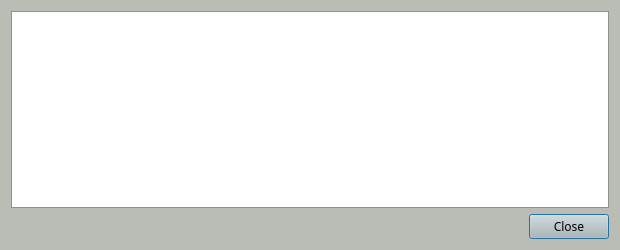
Qt form src/qt/forms/atomnodeconfigdialog.ui (SyndicateCash/SyndicateCash) before a commit.
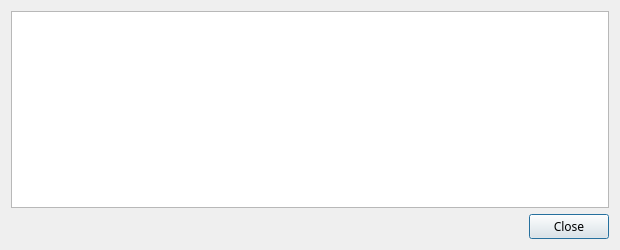
The same form after that commit.

```diff
--- a/src/qt/forms/atomnodeconfigdialog.ui
+++ b/src/qt/forms/atomnodeconfigdialog.ui
@@ -10,421 +10,6 @@
     <height>250</height>
    </rect>
   </property>
-  <property name="palette">
-   <palette>
-    <active>
-     <colorrole role="WindowText">
-      <brush brushstyle="SolidPattern">
-       <color alpha="255">
-        <red>0</red>
-        <green>0</green>
-        <blue>0</blue>
-       </color>
-      </brush>
-     </colorrole>
-     <colorrole role="Button">
-      <brush brushstyle="SolidPattern">
-       <color alpha="255">
-        <red>186</red>
-        <green>189</green>
-        <blue>182</blue>
-       </color>
-      </brush>
-     </colorrole>
-     <colorrole role="Light">
-      <brush brushstyle="SolidPattern">
-       <color alpha="255">
-        <red>255</red>
-        <green>255</green>
-        <blue>255</blue>
-       </color>
-      </brush>
-     </colorrole>
-     <colorrole role="Midlight">
-      <brush brushstyle="SolidPattern">
-       <color alpha="255">
-        <red>220</red>
-        <green>222</green>
-        <blue>218</blue>
-       </color>
-      </brush>
-     </colorrole>
-     <colorrole role="Dark">
-      <brush brushstyle="SolidPattern">
-       <color alpha="255">
-        <red>93</red>
-        <green>94</green>
-        <blue>91</blue>
-       </color>
-      </brush>
-     </colorrole>
-     <colorrole role="Mid">
-      <brush brushstyle="SolidPattern">
-       <color alpha="255">
-        <red>124</red>
-        <green>126</green>
-        <blue>121</blue>
-       </color>
-      </brush>
-     </colorrole>
-     <colorrole role="Text">
-      <brush brushstyle="SolidPattern">
-       <color alpha="255">
-        <red>0</red>
-        <green>0</green>
-        <blue>0</blue>
-       </color>
-      </brush>
-     </colorrole>
-     <colorrole role="BrightText">
-      <brush brushstyle="SolidPattern">
-       <color alpha="255">
-        <red>255</red>
-        <green>255</green>
-        <blue>255</blue>
-       </color>
-      </brush>
-     </colorrole>
-     <colorrole role="ButtonText">
-      <brush brushstyle="SolidPattern">
-       <color alpha="255">
-        <red>0</red>
-        <green>0</green>
-        <blue>0</blue>
-       </color>
-      </brush>
-     </colorrole>
-     <colorrole role="Base">
-      <brush brushstyle="SolidPattern">
-       <color alpha="255">
-        <red>255</red>
-        <green>255</green>
-        <blue>255</blue>
-       </color>
-      </brush>
-     </colorrole>
-     <colorrole role="Window">
-      <brush brushstyle="SolidPattern">
-       <color alpha="255">
-        <red>186</red>
-        <green>189</green>
-        <blue>182</blue>
-       </color>
-      </brush>
-     </colorrole>
-     <colorrole role="Shadow">
-      <brush brushstyle="SolidPattern">
-       <color alpha="255">
-        <red>0</red>
-        <green>0</green>
-        <blue>0</blue>
-       </color>
-      </brush>
-     </colorrole>
-     <colorrole role="AlternateBase">
-      <brush brushstyle="SolidPattern">
-       <color alpha="255">
-        <red>220</red>
-        <green>222</green>
-        <blue>218</blue>
-       </color>
-      </brush>
-     </colorrole>
-     <colorrole role="ToolTipBase">
-      <brush brushstyle="SolidPattern">
-       <color alpha="255">
-        <red>255</red>
-        <green>255</green>
-        <blue>220</blue>
-       </color>
-      </brush>
-     </colorrole>
-     <colorrole role="ToolTipText">
-      <brush brushstyle="SolidPattern">
-       <color alpha="255">
-        <red>0</red>
-        <green>0</green>
-        <blue>0</blue>
-       </color>
-      </brush>
-     </colorrole>
-    </active>
-    <inactive>
-     <colorrole role="WindowText">
-      <brush brushstyle="SolidPattern">
-       <color alpha="255">
-        <red>0</red>
-        <green>0</green>
-        <blue>0</blue>
-       </color>
-      </brush>
-     </colorrole>
-     <colorrole role="Button">
-      <brush brushstyle="SolidPattern">
-       <color alpha="255">
-        <red>186</red>
-        <green>189</green>
-        <blue>182</blue>
-       </color>
-      </brush>
-     </colorrole>
-     <colorrole role="Light">
-      <brush brushstyle="SolidPattern">
-       <color alpha="255">
-        <red>255</red>
-        <green>255</green>
-        <blue>255</blue>
-       </color>
-      </brush>
-     </colorrole>
-     <colorrole role="Midlight">
-      <brush brushstyle="SolidPattern">
-       <color alpha="255">
-        <red>220</red>
-        <green>222</green>
-        <blue>218</blue>
-       </color>
-      </brush>
-     </colorrole>
-     <colorrole role="Dark">
-      <brush brushstyle="SolidPattern">
-       <color alpha="255">
-        <red>93</red>
-        <green>94</green>
-        <blue>91</blue>
-       </color>
-      </brush>
-     </colorrole>
-     <colorrole role="Mid">
-      <brush brushstyle="SolidPattern">
-       <color alpha="255">
-        <red>124</red>
-        <green>126</green>
-        <blue>121</blue>
-       </color>
-      </brush>
-     </colorrole>
-     <colorrole role="Text">
-      <brush brushstyle="SolidPattern">
-       <color alpha="255">
-        <red>0</red>
-        <green>0</green>
-        <blue>0</blue>
-       </color>
-      </brush>
-     </colorrole>
-     <colorrole role="BrightText">
-      <brush brushstyle="SolidPattern">
-       <color alpha="255">
-        <red>255</red>
-        <green>255</green>
-        <blue>255</blue>
-       </color>
-      </brush>
-     </colorrole>
-     <colorrole role="ButtonText">
-      <brush brushstyle="SolidPattern">
-       <color alpha="255">
-        <red>0</red>
-        <green>0</green>
-        <blue>0</blue>
-       </color>
-      </brush>
-     </colorrole>
-     <colorrole role="Base">
-      <brush brushstyle="SolidPattern">
-       <color alpha="255">
-        <red>255</red>
-        <green>255</green>
-        <blue>255</blue>
-       </color>
-      </brush>
-     </colorrole>
-     <colorrole role="Window">
-      <brush brushstyle="SolidPattern">
-       <color alpha="255">
-        <red>186</red>
-        <green>189</green>
-        <blue>182</blue>
-       </color>
-      </brush>
-     </colorrole>
-     <colorrole role="Shadow">
-      <brush brushstyle="SolidPattern">
-       <color alpha="255">
-        <red>0</red>
-        <green>0</green>
-        <blue>0</blue>
-       </color>
-      </brush>
-     </colorrole>
-     <colorrole role="AlternateBase">
-      <brush brushstyle="SolidPattern">
-       <color alpha="255">
-        <red>220</red>
-        <green>222</green>
-        <blue>218</blue>
-       </color>
-      </brush>
-     </colorrole>
-     <colorrole role="ToolTipBase">
-      <brush brushstyle="SolidPattern">
-       <color alpha="255">
-        <red>255</red>
-        <green>255</green>
-        <blue>220</blue>
-       </color>
-      </brush>
-     </colorrole>
-     <colorrole role="ToolTipText">
-      <brush brushstyle="SolidPattern">
-       <color alpha="255">
-        <red>0</red>
-        <green>0</green>
-        <blue>0</blue>
-       </color>
-      </brush>
-     </colorrole>
-    </inactive>
-    <disabled>
-     <colorrole role="WindowText">
-      <brush brushstyle="SolidPattern">
-       <color alpha="255">
-        <red>93</red>
-        <green>94</green>
-        <blue>91</blue>
-       </color>
-      </brush>
-     </colorrole>
-     <colorrole role="Button">
-      <brush brushstyle="SolidPattern">
-       <color alpha="255">
-        <red>186</red>
-        <green>189</green>
-        <blue>182</blue>
-       </color>
-      </brush>
-     </colorrole>
-     <colorrole role="Light">
-      <brush brushstyle="SolidPattern">
-       <color alpha="255">
-        <red>255</red>
-        <green>255</green>
-        <blue>255</blue>
-       </color>
-      </brush>
-     </colorrole>
-     <colorrole role="Midlight">
-      <brush brushstyle="SolidPattern">
-       <color alpha="255">
-        <red>220</red>
-        <green>222</green>
-        <blue>218</blue>
-       </color>
-      </brush>
-     </colorrole>
-     <colorrole role="Dark">
-      <brush brushstyle="SolidPattern">
-       <color alpha="255">
-        <red>93</red>
-        <green>94</green>
-        <blue>91</blue>
-       </color>
-      </brush>
-     </colorrole>
-     <colorrole role="Mid">
-      <brush brushstyle="SolidPattern">
-       <color alpha="255">
-        <red>124</red>
-        <green>126</green>
-        <blue>121</blue>
-       </color>
-      </brush>
-     </colorrole>
-     <colorrole role="Text">
-      <brush brushstyle="SolidPattern">
-       <color alpha="255">
-        <red>93</red>
-        <green>94</green>
-        <blue>91</blue>
-       </color>
-      </brush>
-     </colorrole>
-     <colorrole role="BrightText">
-      <brush brushstyle="SolidPattern">
-       <color alpha="255">
-        <red>255</red>
-        <green>255</green>
-        <blue>255</blue>
-       </color>
-      </brush>
-     </colorrole>
-     <colorrole role="ButtonText">
-      <brush brushstyle="SolidPattern">
-       <color alpha="255">
-        <red>93</red>
-        <green>94</green>
-        <blue>91</blue>
-       </color>
-      </brush>
-     </colorrole>
-     <colorrole role="Base">
-      <brush brushstyle="SolidPattern">
-       <color alpha="255">
-        <red>186</red>
-        <green>189</green>
-        <blue>182</blue>
-       </color>
-      </brush>
-     </colorrole>
-     <colorrole role="Window">
-      <brush brushstyle="SolidPattern">
-       <color alpha="255">
-        <red>186</red>
-        <green>189</green>
-        <blue>182</blue>
-       </color>
-      </brush>
-     </colorrole>
-     <colorrole role="Shadow">
-      <brush brushstyle="SolidPattern">
-       <color alpha="255">
-        <red>0</red>
-        <green>0</green>
-        <blue>0</blue>
-       </color>
-      </brush>
-     </colorrole>
-     <colorrole role="AlternateBase">
-      <brush brushstyle="SolidPattern">
-       <color alpha="255">
-        <red>186</red>
-        <green>189</green>
-        <blue>182</blue>
-       </color>
-      </brush>
-     </colorrole>
-     <colorrole role="ToolTipBase">
-      <brush brushstyle="SolidPattern">
-       <color alpha="255">
-        <red>255</red>
-        <green>255</green>
-        <blue>220</blue>
-       </color>
-      </brush>
-     </colorrole>
-     <colorrole role="ToolTipText">
-      <brush brushstyle="SolidPattern">
-       <color alpha="255">
-        <red>0</red>
-        <green>0</green>
-        <blue>0</blue>
-       </color>
-      </brush>
-     </colorrole>
-    </disabled>
-   </palette>
-  </property>
   <property name="font">
    <font>
     <family>Sawasdee</family>
```
